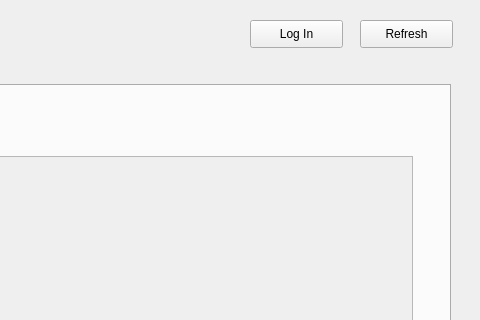
The window that ui/clerk.ui (CCNY-CSC322-SDE/Comp_Online_Store) describes before a commit, drawn with Qt 5; both pictures show x 320 to 800 and y 0 to 320 of the 800 by 600 pixel window.
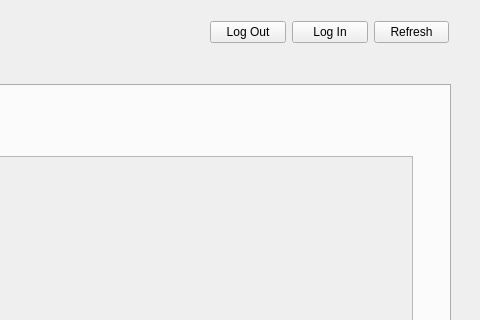
The same window after the commit.

Diff of the .ui file:
```diff
--- a/ui/clerk.ui
+++ b/ui/clerk.ui
@@ -166,31 +166,38 @@
      </widget>
     </widget>
    </widget>
-   <widget class="QPushButton" name="pushButtonRefresh">
+   <widget class="QWidget" name="">
     <property name="geometry">
      <rect>
-      <x>680</x>
+      <x>530</x>
       <y>20</y>
-      <width>93</width>
-      <height>28</height>
+      <width>239</width>
+      <height>25</height>
      </rect>
     </property>
+    <layout class="QHBoxLayout" name="horizontalLayout">
+     <item>
+      <widget class="QPushButton" name="pushButtonLogout">
     <property name="text">
-     <string>Refresh</string>
-    </property>
-   </widget>
+        <string>Log Out</string>
+       </property>
+      </widget>
+     </item>
+     <item>
    <widget class="QPushButton" name="pushButtonLogin">
-    <property name="geometry">
-     <rect>
-      <x>570</x>
-      <y>20</y>
-      <width>93</width>
-      <height>28</height>
-     </rect>
-    </property>
     <property name="text">
      <string>Log In</string>
     </property>
+      </widget>
+     </item>
+     <item>
+      <widget class="QPushButton" name="pushButtonRefresh">
+       <property name="text">
+        <string>Refresh</string>
+       </property>
+      </widget>
+     </item>
+    </layout>
    </widget>
   </widget>
   <widget class="QStatusBar" name="statusbar"/>
```
Lines whose indentation alone changed are shown as unchanged.
